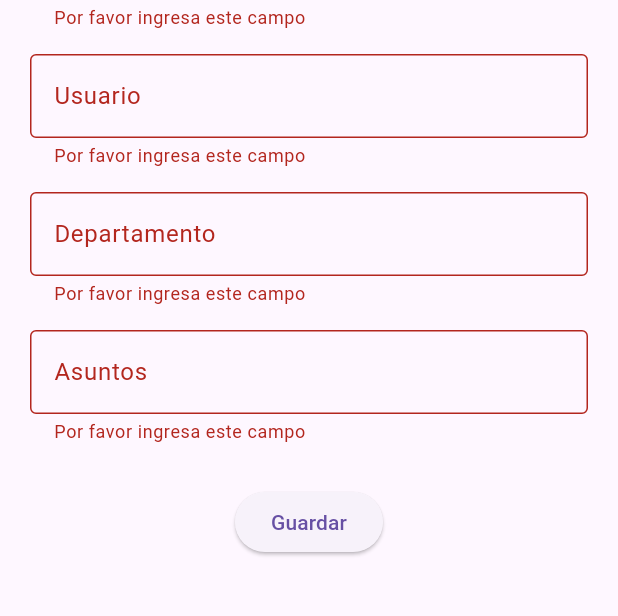
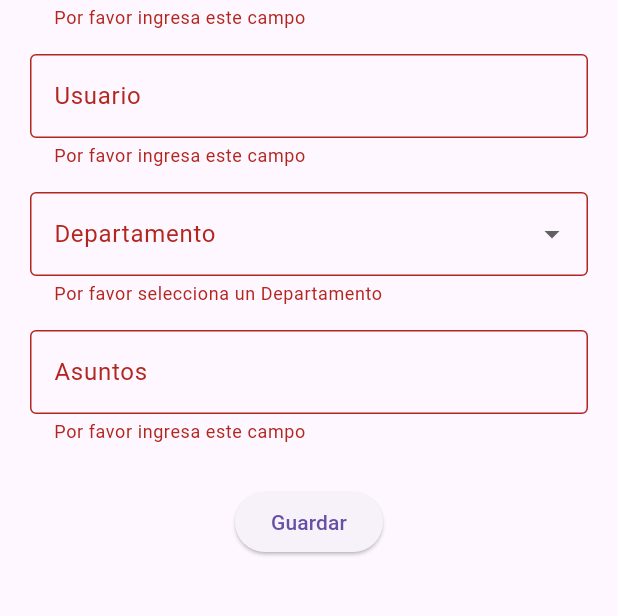
Before and after one commit to StillWiz19/Municipalidad, a Flutter app: the CrearTicket screen opened directly, after a tap on "Guardar", on a phone screen of 412 x 824 dp, the part 210-826 px from its top. Run offline on Flutter 3.47's test engine with Material 3 defaults, Android fonts, the phone set to English and light mode, and no system bars; our stand-ins replace image_picker, shared_preferences; accounts and stored records are empty.

Commit message:
first_commit

```diff
--- a/lib/tickets/creartickets.dart
+++ b/lib/tickets/creartickets.dart
@@ -56,10 +56,7 @@ class _CrearTicketState extends State<CrearTicket> {
                 controller: _usuarioController,
                 labelText: "Usuario",
               ),
-              _buildTextFormField(
-                controller: _departamentoController,
-                labelText: "Departamento",
-              ),
+              _buildDepartamentoDropdown(),
               _buildTextFormField(
                 controller: _solicitudController,
                 labelText: "Asuntos",
@@ -102,6 +99,60 @@ class _CrearTicketState extends State<CrearTicket> {
     );
   }
 
+  Widget _buildDepartamentoDropdown() {
+    return Padding(
+      padding: const EdgeInsets.symmetric(vertical: 8.0),
+      child: DropdownButtonFormField<String>(
+        value: _departamentoController.text.isNotEmpty ? _departamentoController.text : null,
+        items: [
+          'Alcaldía',
+          'Secretaria Municipal',
+          'Secretaria Administración',
+          'Asesoría Jurídica',
+          'Control Interno',
+          'Transparencia',
+          'Finanzas',
+          'Inspectores',
+          'Concejo Municipal',
+          'Oficina de Partes',
+          'Secretaria de Planificaciones',
+          'Dirección de Obras',
+          'Inventario Municipal',
+          'Remuneraciones',
+          'Adquisiciones',
+          'Contabilidad',
+          'Rentas y Patentes',
+          'Tesorería',
+          'Prevencionistas',
+          'Informatica',
+          'Comunicaciones',
+          'Dirección de Recursos Humanos',
+          'Fotocopiadora',
+        ].map((String value) {
+          return DropdownMenuItem<String>(
+            value: value,
+            child: Text(value),
+          );
+        }).toList(),
+        onChanged: (String? value) {
+          setState(() {
+            _departamentoController.text = value ?? '';
+          });
+        },
+        decoration: InputDecoration(
+          border: OutlineInputBorder(),
+          labelText: 'Departamento'
+        ),
+        validator: (value) {
+          if (value == null || value.isEmpty) {
+            return 'Por favor selecciona un Departamento';
+          }
+          return null;
+        },
+      ),
+    );
+  }
+
   void _guardarDatos(BuildContext context) async {
     if (_formKey.currentState!.validate()) {
       String numeroTicket = _numeroTicketController.text;
@@ -130,8 +181,11 @@ class _CrearTicketState extends State<CrearTicket> {
 
       _numeroTicketController.clear();
       _usuarioController.clear();
-      _departamentoController.clear();
       _solicitudController.clear();
+
+      setState(() {
+           _departamentoController.clear();
+      });
 
       showDialog(
         context: context,
```
Also changed, not shown: lib/equipos/ingresarequipo.dart (+56 -8 lines).
